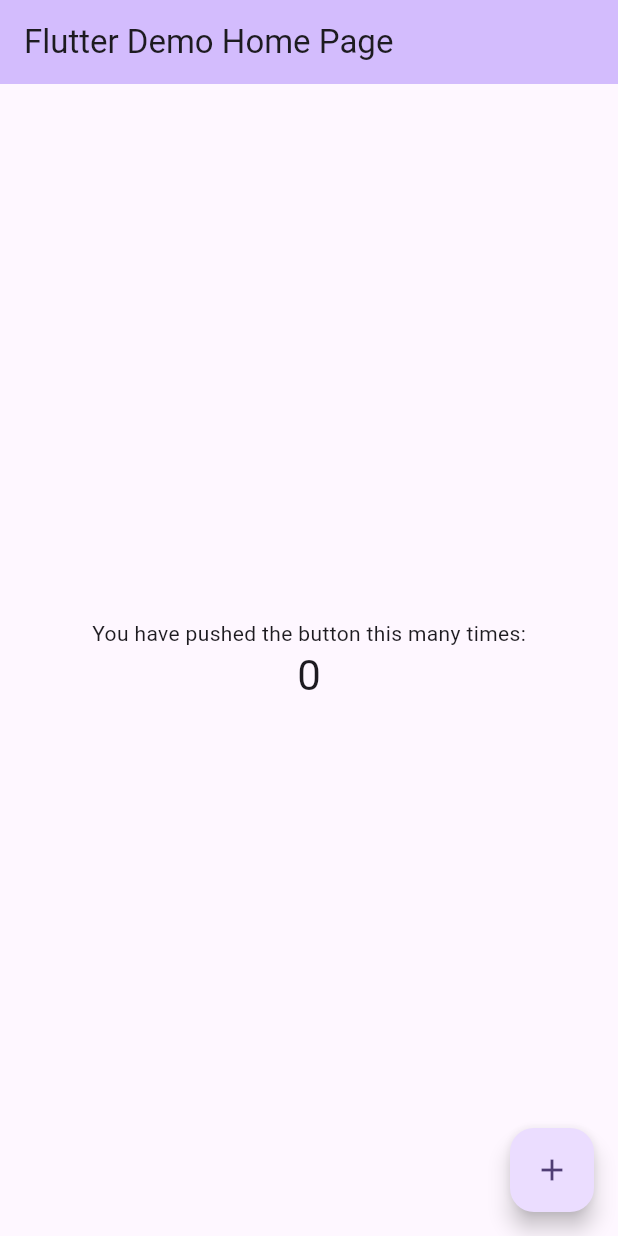
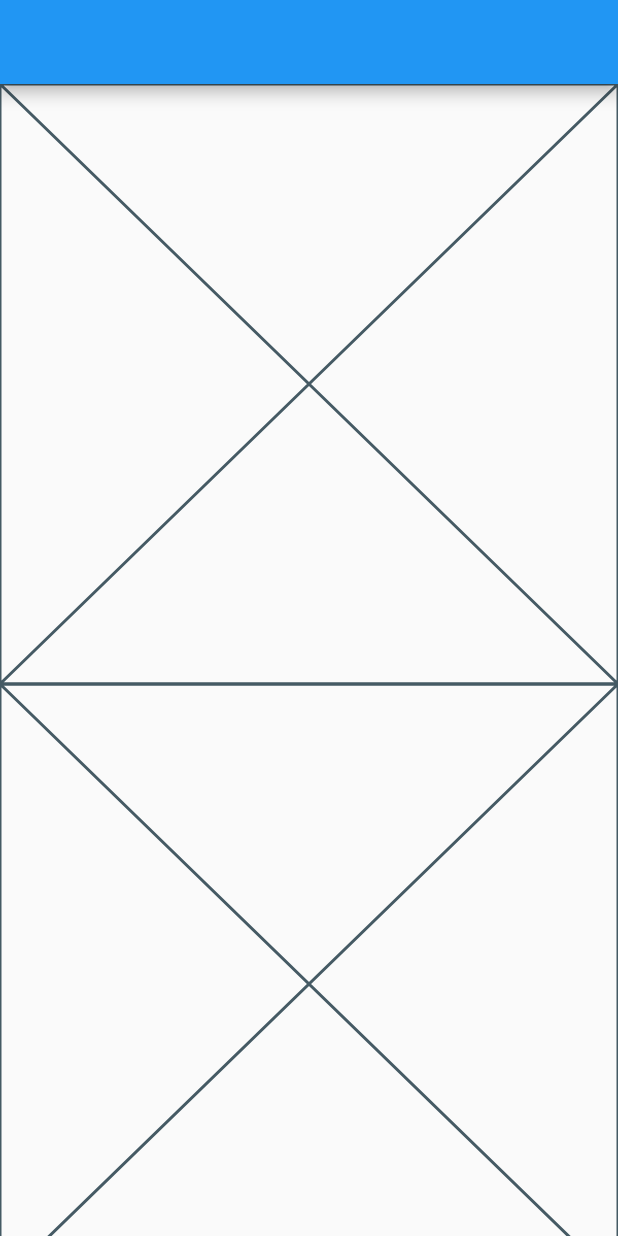
Before and after one commit to NomadHuns/flutter-shopping-practice, a Flutter app: the screen it shows after launch, on a phone screen of 412 x 824 dp. Run offline on Flutter 3.47's test engine with Material 2 defaults, Android fonts, the phone set to English and light mode, and no system bars.

Commit message:
프로젝트 구조화

```diff
--- a/lib/main.dart
+++ b/lib/main.dart
@@ -1,125 +1,18 @@
 import 'package:flutter/material.dart';
+import 'package:flutter_shoppingcart/views/pages/shopping/shopping_page.dart';
 
 void main() {
   runApp(const MyApp());
 }
 
 class MyApp extends StatelessWidget {
-  const MyApp({super.key});
+  const MyApp({Key? key}) : super(key: key);
 
-  // This widget is the root of your application.
   @override
   Widget build(BuildContext context) {
     return MaterialApp(
-      title: 'Flutter Demo',
-      theme: ThemeData(
-        // This is the theme of your application.
-        //
-        // TRY THIS: Try running your application with "flutter run". You'll see
-        // the application has a blue toolbar. Then, without quitting the app,
-        // try changing the seedColor in the colorScheme below to Colors.green
-        // and then invoke "hot reload" (save your changes or press the "hot
-        // reload" button in a Flutter-supported IDE, or press "r" if you used
-        // the command line to start the app).
-        //
-        // Notice that the counter didn't reset back to zero; the application
-        // state is not lost during the reload. To reset the state, use hot
-        // restart instead.
-        //
-        // This works for code too, not just values: Most code changes can be
-        // tested with just a hot reload.
-        colorScheme: ColorScheme.fromSeed(seedColor: Colors.deepPurple),
-        useMaterial3: true,
-      ),
-      home: const MyHomePage(title: 'Flutter Demo Home Page'),
+      debugShowCheckedModeBanner: false,
+      home: ShoppingPage(),
     );
   }
 }
-
-class MyHomePage extends StatefulWidget {
-  const MyHomePage({super.key, required this.title});
-
-  // This widget is the home page of your application. It is stateful, meaning
-  // that it has a State object (defined below) that contains fields that affect
-  // how it looks.
-
-  // This class is the configuration for the state. It holds the values (in this
-  // case the title) provided by the parent (in this case the App widget) and
-  // used by the build method of the State. Fields in a Widget subclass are
-  // always marked "final".
-
-  final String title;
-
-  @override
-  State<MyHomePage> createState() => _MyHomePageState();
-}
-
-class _MyHomePageState extends State<MyHomePage> {
-  int _counter = 0;
-
-  void _incrementCounter() {
-    setState(() {
-      // This call to setState tells the Flutter framework that something has
-      // changed in this State, which causes it to rerun the build method below
-      // so that the display can reflect the updated values. If we changed
-      // _counter without calling setState(), then the build method would not be
-      // called again, and so nothing would appear to happen.
-      _counter++;
-    });
-  }
-
-  @override
-  Widget build(BuildContext context) {
-    // This method is rerun every time setState is called, for instance as done
-    // by the _incrementCounter method above.
-    //
-    // The Flutter framework has been optimized to make rerunning build methods
-    // fast, so that you can just rebuild anything that needs updating rather
-    // than having to individually change instances of widgets.
-    return Scaffold(
-      appBar: AppBar(
-        // TRY THIS: Try changing the color here to a specific color (to
-        // Colors.amber, perhaps?) and trigger a hot reload to see the AppBar
-        // change color while the other colors stay the same.
-        backgroundColor: Theme.of(context).colorScheme.inversePrimary,
-        // Here we take the value from the MyHomePage object that was created by
-        // the App.build method, and use it to set our appbar title.
-        title: Text(widget.title),
-      ),
-      body: Center(
-        // Center is a layout widget. It takes a single child and positions it
-        // in the middle of the parent.
-        child: Column(
-          // Column is also a layout widget. It takes a list of children and
-          // arranges them vertically. By default, it sizes itself to fit its
-          // children horizontally, and tries to be as tall as its parent.
-          //
-          // Column has various properties to control how it sizes itself and
-          // how it positions its children. Here we use mainAxisAlignment to
-          // center the children vertically; the main axis here is the vertical
-          // axis because Columns are vertical (the cross axis would be
-          // horizontal).
-          //
-          // TRY THIS: Invoke "debug painting" (choose the "Toggle Debug Paint"
-          // action in the IDE, or press "p" in the console), to see the
-          // wireframe for each widget.
-          mainAxisAlignment: MainAxisAlignment.center,
-          children: <Widget>[
-            const Text(
-              'You have pushed the button this many times:',
-            ),
-            Text(
-              '$_counter',
-              style: Theme.of(context).textTheme.headlineMedium,
-            ),
-          ],
-        ),
-      ),
-      floatingActionButton: FloatingActionButton(
-        onPressed: _incrementCounter,
-        tooltip: 'Increment',
-        child: const Icon(Icons.add),
-      ), // This trailing comma makes auto-formatting nicer for build methods.
-    );
-  }
-}
--- /dev/null
+++ b/lib/views/pages/shopping/componunts/shopping_detail.dart
@@ -0,0 +1,10 @@
+import 'package:flutter/material.dart';
+
+class ShoppingCartDetail extends StatelessWidget {
+  const ShoppingCartDetail({Key? key}) : super(key: key);
+
+  @override
+  Widget build(BuildContext context) {
+    return const Placeholder();
+  }
+}
--- /dev/null
+++ b/lib/views/pages/shopping/componunts/shopping_header.dart
@@ -0,0 +1,10 @@
+import 'package:flutter/material.dart';
+
+class ShoppingCartHeader extends StatelessWidget {
+  const ShoppingCartHeader({Key? key}) : super(key: key);
+
+  @override
+  Widget build(BuildContext context) {
+    return const Placeholder();
+  }
+}
--- /dev/null
+++ b/lib/views/pages/shopping/shopping_page.dart
@@ -0,0 +1,21 @@
+import 'package:flutter/material.dart';
+
+import 'componunts/shopping_detail.dart';
+import 'componunts/shopping_header.dart';
+
+class ShoppingPage extends StatelessWidget {
+  const ShoppingPage({Key? key}) : super(key: key);
+
+  @override
+  Widget build(BuildContext context) {
+    return Scaffold(
+      appBar: AppBar(),
+      body: Column(
+        children: [
+          ShoppingCartHeader(),
+          ShoppingCartDetail(),
+        ],
+      ),
+    );
+  }
+}
```
